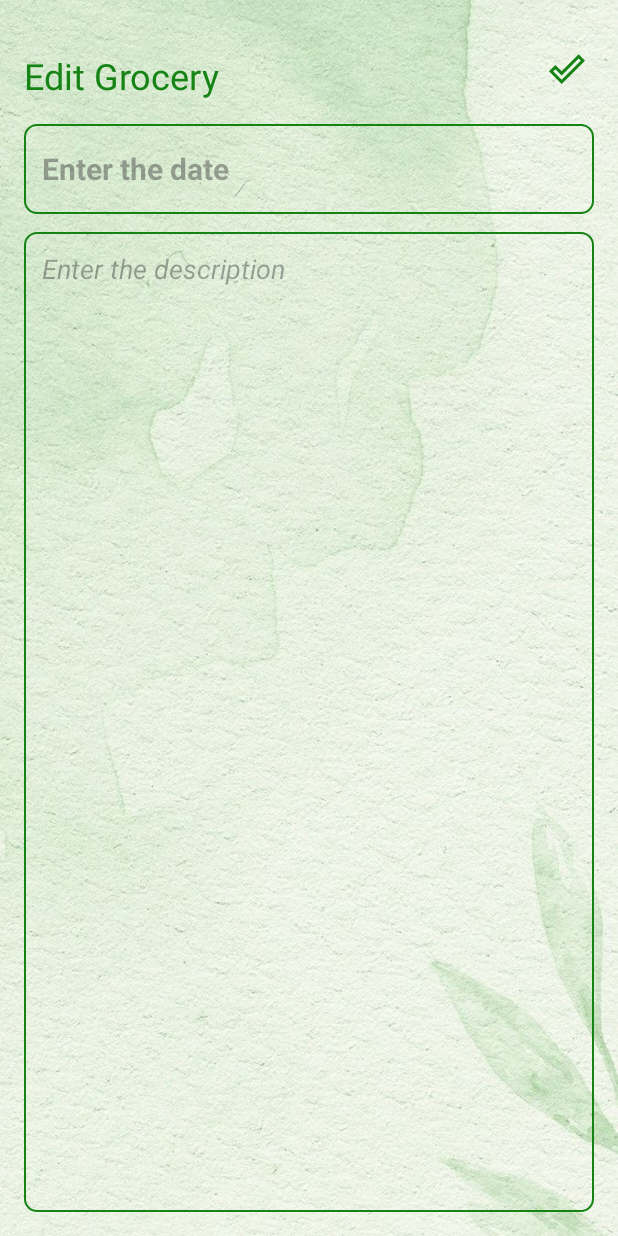
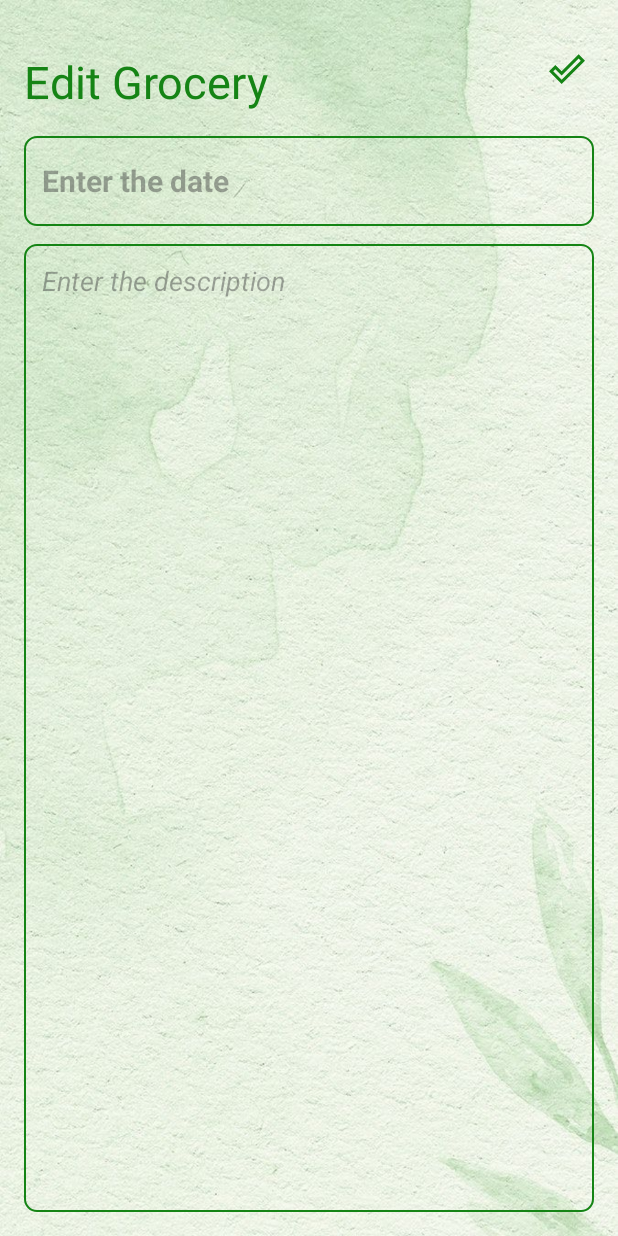
Before and after one commit to divankase/GroceryGo_IT22026484, an Android app: the UpdateGroceryActivity screen opened directly, with no data from a screen before it, on a phone screen of 412 x 824 dp. Run offline under Robolectric (Android 15) with nearby library versions, the phone set to English and light mode, and no system bars; Roboto replaces fonts that are not available here; 1 statement that could not run was skipped.

Commit message:
change ui

```diff
--- a/app/src/main/res/layout/activity_update_grocery.xml
+++ b/app/src/main/res/layout/activity_update_grocery.xml
@@ -19,7 +19,7 @@
         android:fontFamily="@font/baloo_tamma"
         android:text="Edit Grocery"
         android:textColor="@color/green"
-        android:textSize="24sp" />
+        android:textSize="30sp" />
 
     <ImageView
         android:id="@+id/updateSaveButton"
```
